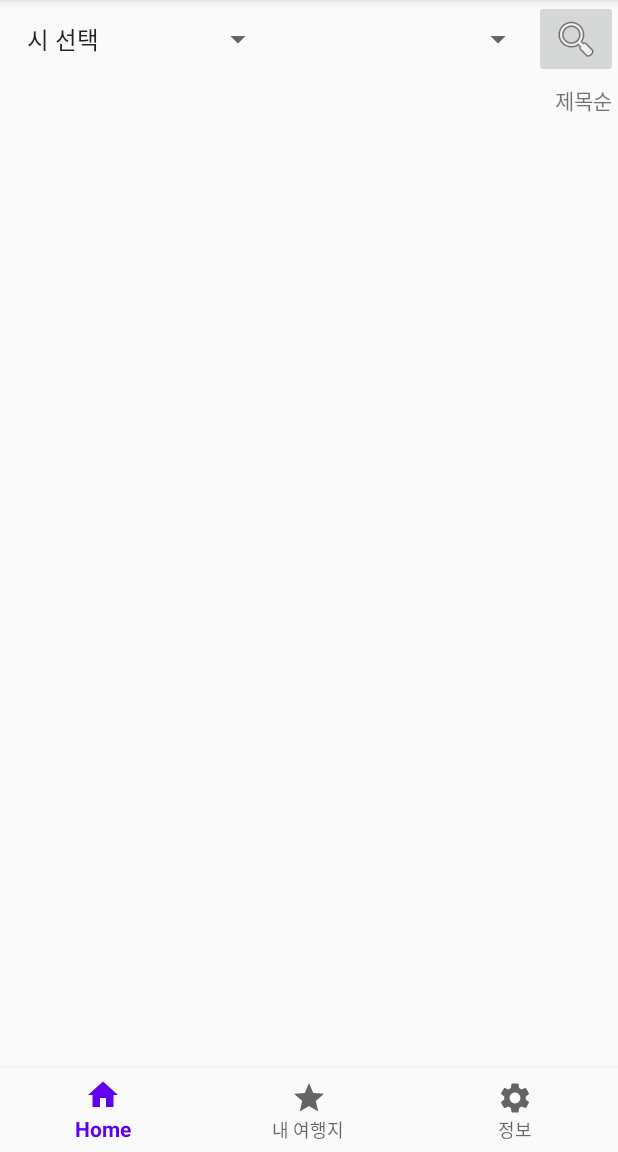
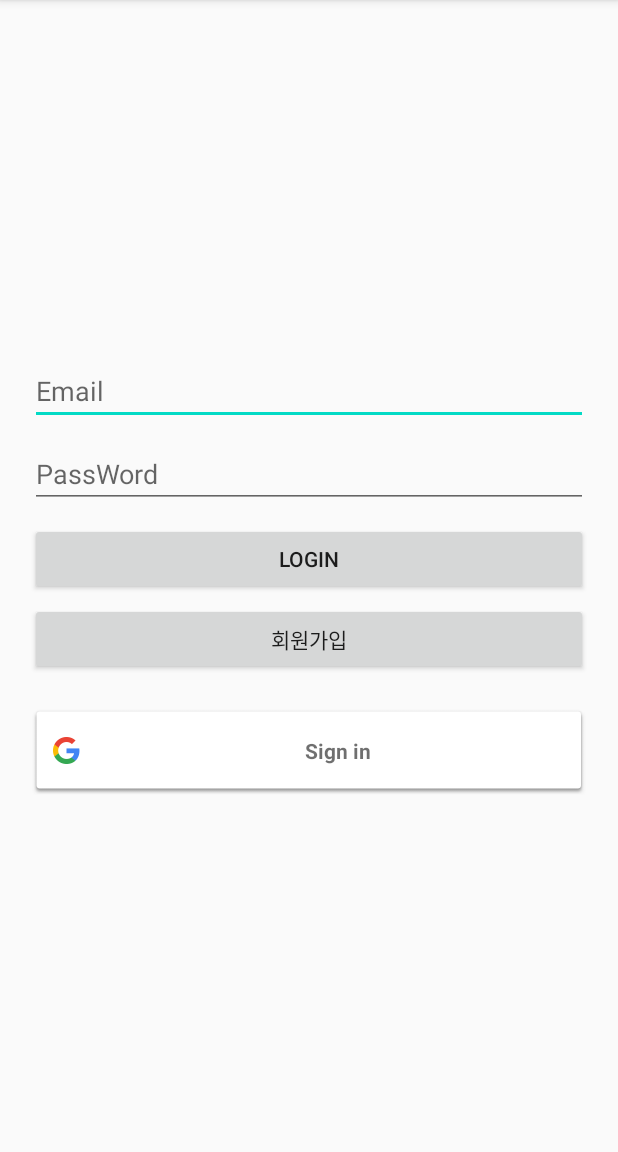
Before and after one commit to hirundos/NatureTrip, an Android app: the screen it shows after launch (MainActivity before the commit, LoginActivity after it), on a phone screen of 412 x 824 dp, the part 84-1236 px from its top. Run offline under Robolectric (Android 15) with nearby library versions, the phone set to English and light mode, and no system bars; our stand-ins replace Firebase (no records; nobody signed in at launch, a user with empty details on screens opened directly).

Commit message:
로그인 기능 추가

```diff
--- a/app/src/main/AndroidManifest.xml
+++ b/app/src/main/AndroidManifest.xml
@@ -3,7 +3,7 @@
     package="com.example.dkdus.triptonature">
 
     <uses-permission android:name="android.permission.INTERNET" />
-    <uses-permission android:name="android.permission.ACCESS_FINE_LOCATION"></uses-permission>
+    <uses-permission android:name="android.permission.ACCESS_FINE_LOCATION" />
 
     <application
         android:allowBackup="true"
@@ -13,7 +13,9 @@
         android:supportsRtl="true"
         android:theme="@style/AppTheme"
         android:usesCleartextTraffic="true">
-        <activity android:name=".ui.LicenseActivity"></activity>
+        <activity android:name=".ui.login.RegistActivity"></activity>
+        <activity android:name=".ui.login.LoginActivity" />
+        <activity android:name=".ui.LicenseActivity" />
         <activity
             android:name=".ui.main.MainActivity"
             android:label="@string/app_name">
--- /dev/null
+++ b/app/src/main/java/com/example/dkdus/triptonature/ui/login/LoginActivity.kt
@@ -0,0 +1,86 @@
+package com.example.dkdus.triptonature.ui.login
+
+import android.content.Intent
+import androidx.appcompat.app.AppCompatActivity
+import android.os.Bundle
+import android.util.Log
+import android.widget.Toast
+import com.example.dkdus.triptonature.R
+import com.example.dkdus.triptonature.ui.main.MainActivity
+import com.google.android.gms.auth.api.signin.GoogleSignIn
+import com.google.android.gms.auth.api.signin.GoogleSignInAccount
+import com.google.android.gms.auth.api.signin.GoogleSignInOptions
+import com.google.android.gms.common.api.ApiException
+import com.google.firebase.auth.FirebaseAuth
+import com.google.firebase.auth.GoogleAuthProvider
+import kotlinx.android.synthetic.main.activity_login.*
+
+class LoginActivity : AppCompatActivity() {
+    private val mAuth : FirebaseAuth by lazy {FirebaseAuth.getInstance()}
+    override fun onCreate(savedInstanceState: Bundle?) {
+        super.onCreate(savedInstanceState)
+        setContentView(R.layout.activity_login)
+        val gso = GoogleSignInOptions.Builder(GoogleSignInOptions.DEFAULT_SIGN_IN)
+                .requestIdToken(getString(R.string.default_web_client_id))
+                .requestEmail()
+                .build()
+        val googleSignInClient = GoogleSignIn.getClient(this, gso)
+
+        sign_in_google_btn.setOnClickListener {
+            val signInIntent = googleSignInClient.signInIntent
+            startActivityForResult(signInIntent, RC_SIGN_IN)
+        }
+        regist_btn.setOnClickListener {
+            val intent = Intent(this, RegistActivity::class.java)
+            startActivity(intent)
+        }
+        login_btn.setOnClickListener {
+            val email = email_login.text.toString()
+            val pwd = password_login.text.toString()
+            mAuth.signInWithEmailAndPassword(email, pwd)
+                .addOnCompleteListener(this){task ->
+                    if(task.isSuccessful){
+                        startActivity(Intent(this, MainActivity::class.java))
+                        finish()
+                    } else{
+                        Log.d(TAG, task.exception.toString())
+                    }
+                }
+        }
+    }
+
+    override fun onActivityResult(requestCode: Int, resultCode: Int, data: Intent?) {
+        super.onActivityResult(requestCode, resultCode, data)
+        if(requestCode == RC_SIGN_IN){
+            val task = GoogleSignIn.getSignedInAccountFromIntent(data)
+            try{
+                val account = task.getResult(ApiException::class.java)
+                firebaseAuthWithGoogle(account)
+            }catch (e : ApiException){
+                Log.e(TAG, "Google Sign-In failed")
+            }
+        }
+    }
+
+    private fun firebaseAuthWithGoogle(account : GoogleSignInAccount?){
+        val credential = GoogleAuthProvider.getCredential(account?.idToken, null)
+        mAuth.signInWithCredential(credential)
+            .addOnCompleteListener(this) {task ->
+                if(!task.isSuccessful){
+                    Log.w(TAG, "signInWithCredential", task.exception)
+                    Toast.makeText(this@LoginActivity, "Authentication failed",
+                        Toast.LENGTH_SHORT).show()
+                }else{
+                    startActivity(Intent(this@LoginActivity, MainActivity::class.java))
+                    finish()
+                }
+
+            }
+    }
+
+    companion object {
+        private val TAG = LoginActivity::class.java.simpleName
+        private const val RC_SIGN_IN = 1004
+    }
+
+}
--- a/app/src/main/java/com/example/dkdus/triptonature/ui/main/MainActivity.kt
+++ b/app/src/main/java/com/example/dkdus/triptonature/ui/main/MainActivity.kt
@@ -1,18 +1,47 @@
 package com.example.dkdus.triptonature.ui.main
 
+import android.content.Intent
 import android.os.Bundle
+import android.view.Menu
 import android.view.MenuItem
 import com.google.android.material.bottomnavigation.BottomNavigationView
 import androidx.appcompat.app.AppCompatActivity
 import androidx.fragment.app.FragmentTransaction
 import com.example.dkdus.triptonature.R
+import com.example.dkdus.triptonature.ui.login.LoginActivity
+import com.google.android.gms.auth.api.Auth
+import com.google.android.gms.auth.api.signin.GoogleSignIn
+import com.google.android.gms.auth.api.signin.GoogleSignInClient
+import com.google.android.gms.auth.api.signin.GoogleSignInOptions
+import com.google.android.gms.common.api.GoogleApiClient
+import com.google.firebase.auth.FirebaseAuth
+import com.google.firebase.auth.FirebaseUser
 import kotlinx.android.synthetic.main.activity_main.*
 
 class MainActivity : AppCompatActivity(), BottomNavigationView.OnNavigationItemSelectedListener {
+    private lateinit var mAuth: FirebaseAuth
+    private var mUser : FirebaseUser? = null
+    private val TAG = this.javaClass.toString()
+    private var mGoogleSignInClient : GoogleSignInClient? = null
 
     override fun onCreate(savedInstanceState: Bundle?) {
         super.onCreate(savedInstanceState)
         setContentView(R.layout.activity_main)
+
+        mAuth = FirebaseAuth.getInstance()
+        mUser = mAuth.currentUser
+
+        if(mUser == null){
+            startActivity(Intent(this, LoginActivity::class.java))
+            finish()
+            return
+        }
+
+        val gso = GoogleSignInOptions.Builder(GoogleSignInOptions.DEFAULT_SIGN_IN)
+            .requestIdToken(getString(R.string.default_web_client_id))
+            .requestEmail()
+            .build()
+        mGoogleSignInClient = GoogleSignIn.getClient(this, gso)
 
         supportFragmentManager.beginTransaction()
             .replace(R.id.frameLayout, HomeFragment())
@@ -44,4 +73,25 @@ class MainActivity : AppCompatActivity(), BottomNavigationView.OnNavigationItemS
         return true
     }
 
+    override fun onCreateOptionsMenu(menu: Menu): Boolean {
+        menuInflater.inflate(R.menu.main_menu, menu)
+        return true
+    }
+
+    override fun onOptionsItemSelected(item: MenuItem): Boolean {
+        return when (item.itemId) {
+            R.id.logoutBtn -> {
+                mGoogleSignInClient!!.signOut()
+                    .addOnCompleteListener(this) {
+                        mAuth.signOut()
+                        startActivity(Intent(this, LoginActivity::class.java))
+                        finish()
+                    }
+                true
+            }
+            else -> super.onOptionsItemSelected(item)
+        }
+    }
+
+
 }
--- /dev/null
+++ b/app/src/main/res/layout/activity_login.xml
@@ -0,0 +1,72 @@
+<?xml version="1.0" encoding="utf-8"?>
+<androidx.constraintlayout.widget.ConstraintLayout
+    xmlns:android="http://schemas.android.com/apk/res/android"
+    xmlns:app="http://schemas.android.com/apk/res-auto"
+    xmlns:tools="http://schemas.android.com/tools"
+    android:layout_width="match_parent"
+    android:layout_height="match_parent"
+    tools:context=".ui.login.LoginActivity">
+
+    <LinearLayout
+        android:layout_width="match_parent"
+        android:layout_height="wrap_content"
+        android:orientation="vertical"
+        app:layout_constraintBottom_toBottomOf="parent"
+        app:layout_constraintEnd_toEndOf="parent"
+        app:layout_constraintStart_toStartOf="parent"
+        app:layout_constraintTop_toTopOf="parent">
+
+        <EditText
+            android:id="@+id/email_login"
+            android:layout_width="match_parent"
+            android:layout_height="wrap_content"
+            android:layout_marginLeft="20dp"
+            android:layout_marginRight="20dp"
+            android:layout_marginBottom="10dp"
+            android:hint="Email"
+
+            />
+
+        <EditText
+            android:id="@+id/password_login"
+            android:layout_width="match_parent"
+            android:layout_height="wrap_content"
+            android:layout_marginLeft="20dp"
+            android:layout_marginRight="20dp"
+            android:layout_marginBottom="10dp"
+            android:hint="PassWord"
+            android:inputType="textPassword" />
+
+        <Button
+            android:id="@+id/login_btn"
+            android:layout_width="match_parent"
+            android:layout_height="wrap_content"
+            android:layout_marginLeft="20dp"
+            android:layout_marginRight="20dp"
+            android:layout_marginBottom="5dp"
+            android:paddingLeft="5dp"
+            android:paddingRight="5dp"
+            android:text="Login" />
+
+        <Button
+            android:id="@+id/regist_btn"
+            android:layout_width="match_parent"
+            android:layout_height="wrap_content"
+            android:layout_marginLeft="20dp"
+            android:layout_marginRight="20dp"
+            android:layout_marginBottom="20dp"
+            android:paddingLeft="5dp"
+            android:paddingRight="5dp"
+            android:text="회원가입" />
+
+        <com.google.android.gms.common.SignInButton
+            android:id="@+id/sign_in_google_btn"
+            android:layout_height="60dp"
+            android:layout_width="match_parent"
+            android:layout_marginRight="20dp"
+            android:layout_marginLeft="20dp">
+        </com.google.android.gms.common.SignInButton>
+    </LinearLayout>
+
+
+</androidx.constraintlayout.widget.ConstraintLayout>
--- /dev/null
+++ b/app/src/main/res/menu/main_menu.xml
@@ -0,0 +1,8 @@
+<?xml version="1.0" encoding="utf-8"?>
+<menu xmlns:app="http://schemas.android.com/apk/res-auto"
+    xmlns:android="http://schemas.android.com/apk/res/android">
+    <item
+        android:id="@+id/logoutBtn"
+        android:title="Logout"
+        app:showAsAction="never" />
+</menu>
--- a/app/src/main/res/menu/place_detail_menu.xml
+++ /dev/null
@@ -1,6 +0,0 @@
-<?xml version="1.0" encoding="utf-8"?>
-<menu xmlns:android="http://schemas.android.com/apk/res/android">
-    <item
-        android:id="@+id/menu_pick"
-        android:title="즐겨찾기" />
-</menu>
--- a/build.gradle
+++ b/build.gradle
@@ -6,9 +6,9 @@ buildscript {
         jcenter()
     }
     dependencies {
-        classpath "com.android.tools.build:gradle:4.0.1"
+        classpath 'com.android.tools.build:gradle:4.1.0'
         classpath "org.jetbrains.kotlin:kotlin-gradle-plugin:$kotlin_version"
-
+        classpath 'com.google.gms:google-services:4.3.4'
         // NOTE: Do not place your application dependencies here; they belong
         // in the individual module build.gradle files
     }
```
Also changed, not shown: app/build.gradle (+8 -1 lines), app/src/main/java/com/example/dkdus/triptonature/ui/LicenseActivity.kt (added, +24 -0 lines), app/src/main/java/com/example/dkdus/triptonature/ui/PlaceDetailActivity.kt (+7 -3 lines), app/src/main/java/com/example/dkdus/triptonature/ui/login/RegistActivity.kt (added, +39 -0 lines), app/src/main/res/layout/activity_license.xml (added, +22 -0 lines), app/src/main/res/layout/activity_regist.xml (added, +64 -0 lines), gradle/wrapper/gradle-wrapper.properties, 1 other file.
